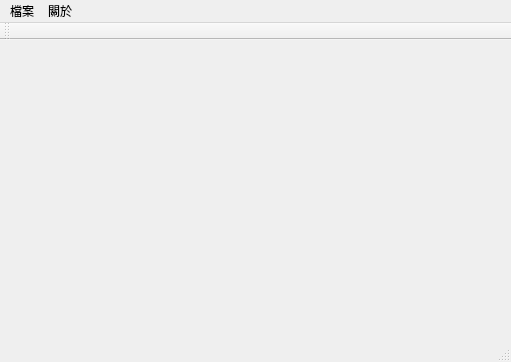
Old version of the form mainwindow.ui in the repository johnroyer/urDiary.
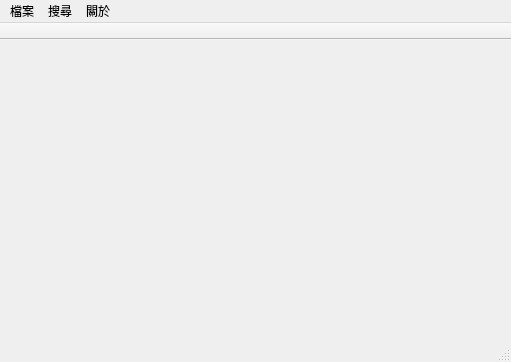
New version of the form.

Commit message: QTextArea to QLabel in "about" window

What changed in the file:
```diff
--- a/mainwindow.ui
+++ b/mainwindow.ui
@@ -36,15 +36,25 @@
     </property>
     <addaction name="actionUrDiary"/>
    </widget>
+   <widget class="QMenu" name="menu">
+    <property name="title">
+     <string>搜尋</string>
+    </property>
+    <addaction name="action"/>
+   </widget>
    <addaction name="menuFile"/>
+   <addaction name="menu"/>
    <addaction name="menuAbout"/>
   </widget>
   <widget class="QToolBar" name="mainToolBar">
+   <property name="movable">
+    <bool>false</bool>
+   </property>
    <attribute name="toolBarArea">
     <enum>TopToolBarArea</enum>
    </attribute>
    <attribute name="toolBarBreak">
-    <bool>true</bool>
+    <bool>false</bool>
    </attribute>
   </widget>
   <widget class="QStatusBar" name="statusBar"/>
```
Left out of the diff: 10 changed lines with no effect on the pictures. The commit also changes 3 other files.
